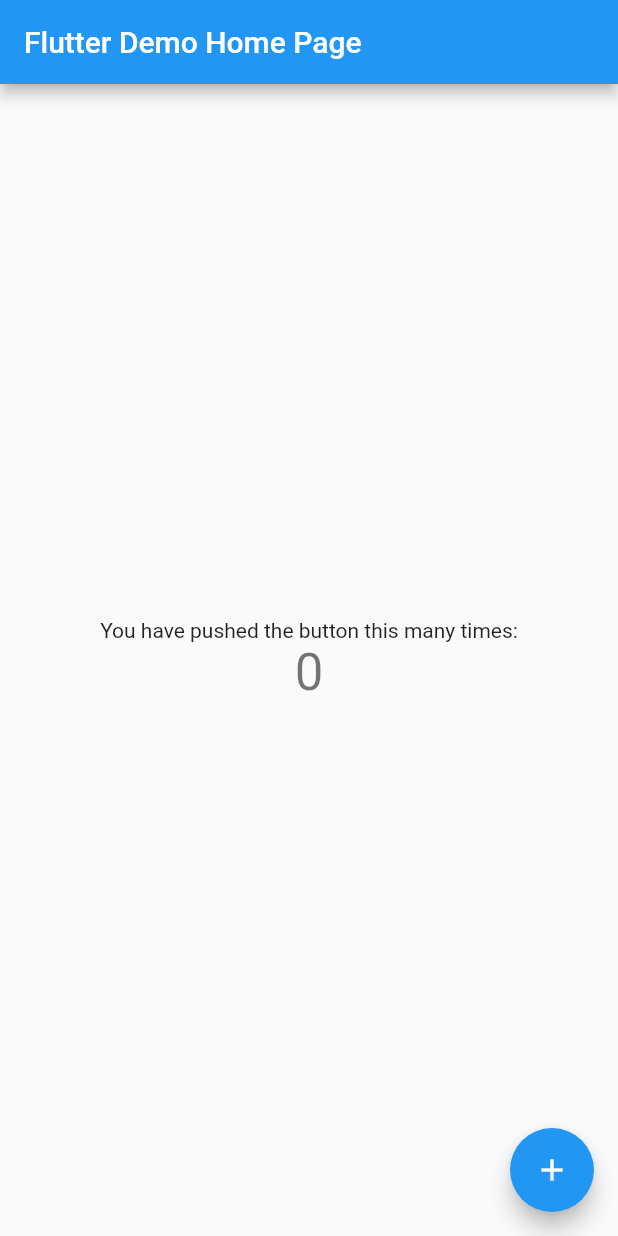
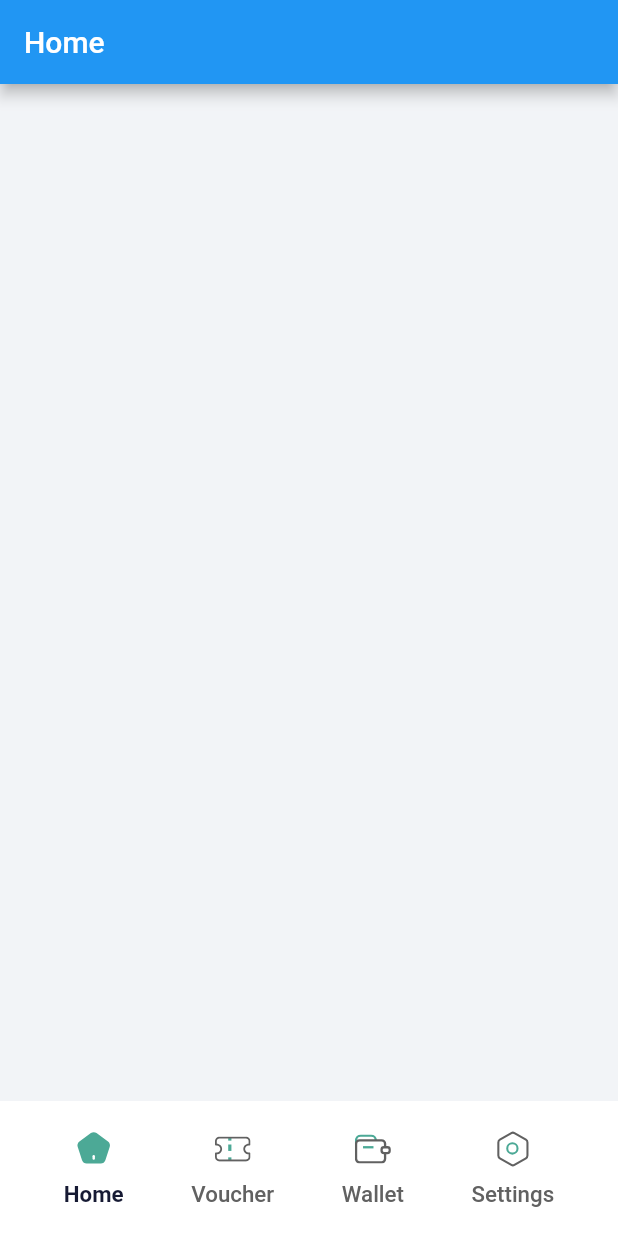
Before and after one commit to lexican/market_place_assignment, a Flutter app: the screen it shows after launch, on a phone screen of 412 x 824 dp. Run offline on Flutter 3.47's test engine with Material 2 defaults, Android fonts, the phone set to English and light mode, and no system bars; our stand-ins replace flutter_screenutil, flutter_svg.

Commit message:
feat : TabView

```diff
--- a/lib/app.dart
+++ b/lib/app.dart
@@ -2,6 +2,7 @@
 import 'package:flutter_screenutil/flutter_screenutil.dart';
 import 'package:market_place_assignment/gen/fonts.gen.dart';
 import 'package:market_place_assignment/src/core/app_colors.dart';
+import 'package:market_place_assignment/src/features/tab_view/tab_view.dart';
 
 class MyApp extends StatelessWidget {
   const MyApp({super.key});
@@ -32,6 +33,7 @@
               ),
             ),
           ),
+          home: const TabView(),
         );
       },
     );
--- a/lib/main.dart
+++ b/lib/main.dart
@@ -1,115 +1,6 @@
 import 'package:flutter/material.dart';
+import 'package:market_place_assignment/app.dart';
 
 void main() {
   runApp(const MyApp());
 }
-
-class MyApp extends StatelessWidget {
-  const MyApp({super.key});
-
-  // This widget is the root of your application.
-  @override
-  Widget build(BuildContext context) {
-    return MaterialApp(
-      title: 'Flutter Demo',
-      theme: ThemeData(
-        // This is the theme of your application.
-        //
-        // Try running your application with "flutter run". You'll see the
-        // application has a blue toolbar. Then, without quitting the app, try
-        // changing the primarySwatch below to Colors.green and then invoke
-        // "hot reload" (press "r" in the console where you ran "flutter run",
-        // or simply save your changes to "hot reload" in a Flutter IDE).
-        // Notice that the counter didn't reset back to zero; the application
-        // is not restarted.
-        primarySwatch: Colors.blue,
-      ),
-      home: const MyHomePage(title: 'Flutter Demo Home Page'),
-    );
-  }
-}
-
-class MyHomePage extends StatefulWidget {
-  const MyHomePage({super.key, required this.title});
-
-  // This widget is the home page of your application. It is stateful, meaning
-  // that it has a State object (defined below) that contains fields that affect
-  // how it looks.
-
-  // This class is the configuration for the state. It holds the values (in this
-  // case the title) provided by the parent (in this case the App widget) and
-  // used by the build method of the State. Fields in a Widget subclass are
-  // always marked "final".
-
-  final String title;
-
-  @override
-  State<MyHomePage> createState() => _MyHomePageState();
-}
-
-class _MyHomePageState extends State<MyHomePage> {
-  int _counter = 0;
-
-  void _incrementCounter() {
-    setState(() {
-      // This call to setState tells the Flutter framework that something has
-      // changed in this State, which causes it to rerun the build method below
-      // so that the display can reflect the updated values. If we changed
-      // _counter without calling setState(), then the build method would not be
-      // called again, and so nothing would appear to happen.
-      _counter++;
-    });
-  }
-
-  @override
-  Widget build(BuildContext context) {
-    // This method is rerun every time setState is called, for instance as done
-    // by the _incrementCounter method above.
-    //
-    // The Flutter framework has been optimized to make rerunning build methods
-    // fast, so that you can just rebuild anything that needs updating rather
-    // than having to individually change instances of widgets.
-    return Scaffold(
-      appBar: AppBar(
-        // Here we take the value from the MyHomePage object that was created by
-        // the App.build method, and use it to set our appbar title.
-        title: Text(widget.title),
-      ),
-      body: Center(
-        // Center is a layout widget. It takes a single child and positions it
-        // in the middle of the parent.
-        child: Column(
-          // Column is also a layout widget. It takes a list of children and
-          // arranges them vertically. By default, it sizes itself to fit its
-          // children horizontally, and tries to be as tall as its parent.
-          //
-          // Invoke "debug painting" (press "p" in the console, choose the
-          // "Toggle Debug Paint" action from the Flutter Inspector in Android
-          // Studio, or the "Toggle Debug Paint" command in Visual Studio Code)
-          // to see the wireframe for each widget.
-          //
-          // Column has various properties to control how it sizes itself and
-          // how it positions its children. Here we use mainAxisAlignment to
-          // center the children vertically; the main axis here is the vertical
-          // axis because Columns are vertical (the cross axis would be
-          // horizontal).
-          mainAxisAlignment: MainAxisAlignment.center,
-          children: <Widget>[
-            const Text(
-              'You have pushed the button this many times:',
-            ),
-            Text(
-              '$_counter',
-              style: Theme.of(context).textTheme.headline4,
-            ),
-          ],
-        ),
-      ),
-      floatingActionButton: FloatingActionButton(
-        onPressed: _incrementCounter,
-        tooltip: 'Increment',
-        child: const Icon(Icons.add),
-      ), // This trailing comma makes auto-formatting nicer for build methods.
-    );
-  }
-}
--- a/lib/src/core/app_colors.dart
+++ b/lib/src/core/app_colors.dart
@@ -2,7 +2,7 @@
 
 class AppColors {
   static Color primaryColor = const Color(0xFF4ca996);
-  static Color greyBackground = const Color(0xffF2F4F7);
+  static Color backgroundColor = const Color(0xffF2F4F7);
   static Color lightGrey = const Color(0xffC7C7CB);
   static Color headlineTextColor = const Color(0xFF161A33);
   static Color bodyTextColor = const Color(0xFF616161);
--- /dev/null
+++ b/lib/src/core/widgets/bottom_navigation_bar/bottom_navigation_bar_item.dart
@@ -0,0 +1,72 @@
+import 'package:flutter/material.dart';
+import 'package:flutter_screenutil/flutter_screenutil.dart';
+import 'package:flutter_svg/flutter_svg.dart';
+import 'package:market_place_assignment/src/core/app_colors.dart';
+
+class AppBottomNavigationBarItem extends StatelessWidget {
+  final String activeIconPath;
+  final String inactiveIconPath;
+  final String label;
+  final Color? activeIconColor;
+  final Color? inActiveIconColor;
+  final Function(int) setCurrentTabIndex;
+  final int tabIndex;
+  final int currentTabIndex;
+  final bool isSelectedTab;
+  const AppBottomNavigationBarItem({
+    super.key,
+    required this.activeIconPath,
+    required this.inactiveIconPath,
+    required this.label,
+    required this.setCurrentTabIndex,
+    required this.tabIndex,
+    required this.currentTabIndex,
+    required this.isSelectedTab,
+    this.activeIconColor,
+    this.inActiveIconColor,
+  });
+
+  @override
+  Widget build(BuildContext context) {
+    return GestureDetector(
+      onTap: () {
+        setCurrentTabIndex(tabIndex);
+      },
+      child: Column(
+        mainAxisAlignment: MainAxisAlignment.spaceBetween,
+        children: [
+          isSelectedTab
+              ? SvgPicture.asset(
+                  activeIconPath,
+                  width: 24,
+                  height: 24,
+                  color: activeIconColor,
+                )
+              : SvgPicture.asset(
+                  inactiveIconPath,
+                  width: 24,
+                  height: 24,
+                  color: inActiveIconColor,
+                ),
+          isSelectedTab
+              ? Text(
+                  label,
+                  style: TextStyle(
+                    color: AppColors.headlineTextColor,
+                    fontSize: 13.sp,
+                    fontWeight: FontWeight.w700,
+                  ),
+                )
+              : Text(
+                  label,
+                  style: TextStyle(
+                    color: AppColors.bodyTextColor,
+                    fontSize: 13.sp,
+                    fontWeight: FontWeight.w500,
+                  ),
+                )
+        ],
+      ),
+    );
+  }
+}
--- /dev/null
+++ b/lib/src/features/home/home.dart
@@ -0,0 +1,16 @@
+import 'package:flutter/material.dart';
+import 'package:market_place_assignment/src/core/app_colors.dart';
+
+class Home extends StatelessWidget {
+  const Home({super.key});
+
+  @override
+  Widget build(BuildContext context) {
+    return Scaffold(
+      backgroundColor: AppColors.backgroundColor,
+      appBar: AppBar(
+        title: const Text("Home"),
+      ),
+    );
+  }
+}
--- /dev/null
+++ b/lib/src/features/settings/settings.dart
@@ -0,0 +1,16 @@
+import 'package:flutter/material.dart';
+import 'package:market_place_assignment/src/core/app_colors.dart';
+
+class Settings extends StatelessWidget {
+  const Settings({super.key});
+
+  @override
+  Widget build(BuildContext context) {
+    return Scaffold(
+      backgroundColor: AppColors.backgroundColor,
+      appBar: AppBar(
+        title: const Text("Settings"),
+      ),
+    );
+  }
+}
--- /dev/null
+++ b/lib/src/features/tab_view/tab_view.dart
@@ -0,0 +1,92 @@
+import 'package:flutter/material.dart';
+import 'package:market_place_assignment/gen/assets.gen.dart';
+import 'package:market_place_assignment/src/core/app_colors.dart';
+import 'package:market_place_assignment/src/core/widgets/bottom_navigation_bar/bottom_navigation_bar_item.dart';
+import 'package:market_place_assignment/src/features/home/home.dart';
+import 'package:market_place_assignment/src/features/settings/settings.dart';
+import 'package:market_place_assignment/src/features/voucher/voucher.dart';
+import 'package:market_place_assignment/src/features/wallet/wallet.dart';
+
+class TabView extends StatefulWidget {
+  const TabView({super.key});
+
+  @override
+  State<TabView> createState() => _TabViewState();
+}
+
+class _TabViewState extends State<TabView> {
+  int _currentTabIndex = 0;
+
+  void _setCurrentTabIndex(int index) {
+    setState(() {
+      _currentTabIndex = index;
+    });
+  }
+
+  @override
+  Widget build(BuildContext context) {
+    return Scaffold(
+      backgroundColor: AppColors.backgroundColor,
+      body: IndexedStack(
+        index: _currentTabIndex,
+        children: const [
+          Home(),
+          Voucher(),
+          Wallet(),
+          Settings(),
+        ],
+      ),
+      bottomNavigationBar: Container(
+        padding: const EdgeInsets.symmetric(
+          horizontal: 20,
+          vertical: 20,
+        ),
+        color: Colors.white,
+        height: 90,
+        child: Row(
+          mainAxisAlignment: MainAxisAlignment.spaceAround,
+          crossAxisAlignment: CrossAxisAlignment.center,
+          children: [
+            AppBottomNavigationBarItem(
+              activeIconPath: Assets.icons.homeActive.path,
+              inactiveIconPath: Assets.icons.homeInactive.path,
+              label: "Home",
+              tabIndex: 0,
+              setCurrentTabIndex: _setCurrentTabIndex,
+              currentTabIndex: _currentTabIndex,
+              isSelectedTab: _currentTabIndex == 0,
+            ),
+            AppBottomNavigationBarItem(
+              activeIconPath: Assets.icons.voucherActive.path,
+              inactiveIconPath: Assets.icons.voucherActive.path,
+              activeIconColor: AppColors.primaryColor,
+              label: "Voucher",
+              tabIndex: 1,
+              setCurrentTabIndex: _setCurrentTabIndex,
+              currentTabIndex: _currentTabIndex,
+              isSelectedTab: _currentTabIndex == 1,
+            ),
+            AppBottomNavigationBarItem(
+              activeIconPath: Assets.icons.walletActive.path,
+              inactiveIconPath: Assets.icons.walletInactive.path,
+              label: "Wallet",
+              tabIndex: 2,
+              setCurrentTabIndex: _setCurrentTabIndex,
+              currentTabIndex: _currentTabIndex,
+              isSelectedTab: _currentTabIndex == 2,
+            ),
+            AppBottomNavigationBarItem(
+              activeIconPath: Assets.icons.settingsActive.path,
+              inactiveIconPath: Assets.icons.settingsInactive.path,
+              label: "Settings",
+              tabIndex: 3,
+              setCurrentTabIndex: _setCurrentTabIndex,
+              currentTabIndex: _currentTabIndex,
+              isSelectedTab: _currentTabIndex == 3,
+            ),
+          ],
+        ),
+      ),
+    );
+  }
+}
--- /dev/null
+++ b/lib/src/features/voucher/voucher.dart
@@ -0,0 +1,16 @@
+import 'package:flutter/material.dart';
+import 'package:market_place_assignment/src/core/app_colors.dart';
+
+class Voucher extends StatelessWidget {
+  const Voucher({super.key});
+
+  @override
+  Widget build(BuildContext context) {
+    return Scaffold(
+      backgroundColor: AppColors.backgroundColor,
+      appBar: AppBar(
+        title: const Text("Voucher"),
+      ),
+    );
+  }
+}
--- /dev/null
+++ b/lib/src/features/wallet/wallet.dart
@@ -0,0 +1,16 @@
+import 'package:flutter/material.dart';
+import 'package:market_place_assignment/src/core/app_colors.dart';
+
+class Wallet extends StatelessWidget {
+  const Wallet({super.key});
+
+  @override
+  Widget build(BuildContext context) {
+    return Scaffold(
+      backgroundColor: AppColors.backgroundColor,
+      appBar: AppBar(
+        title: const Text("Wallet"),
+      ),
+    );
+  }
+}
```
Also changed, not shown: lib/gen/assets.gen.dart (added, +191 -0 lines), pubspec.yaml (+4 -3 lines), assets/icons/home_active.svg (added), assets/icons/home_inactive.svg (added), assets/icons/settings_active.svg (added), assets/icons/settings_inactive.svg (added), assets/icons/voucher_active.svg (added), assets/icons/wallet_active.svg (added), assets/icons/wallet_inactive.svg (added), 1 other file.
